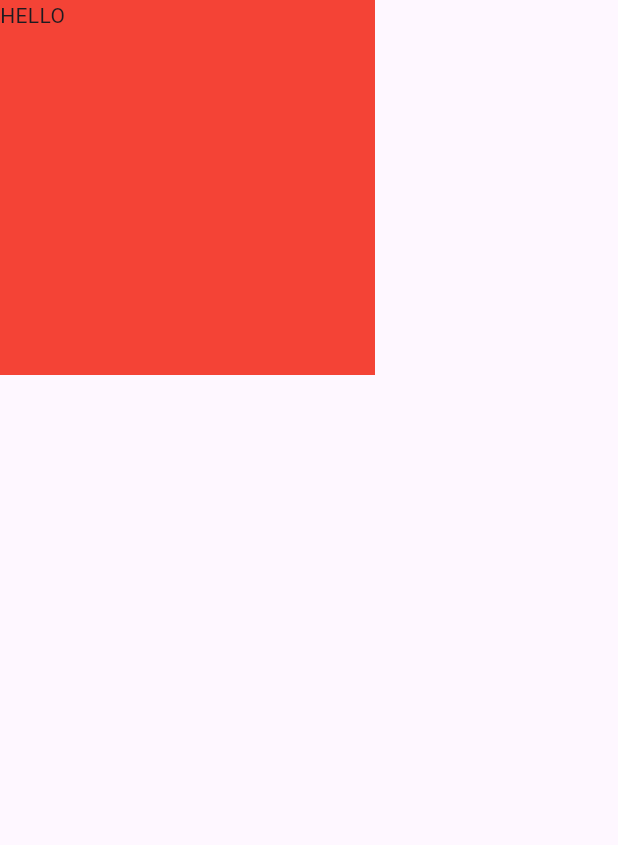
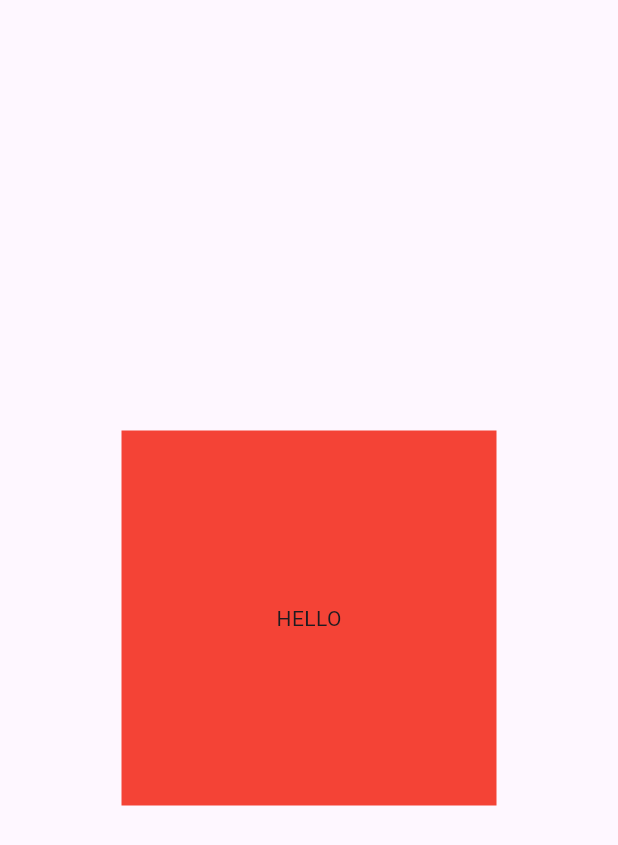
Before and after one commit to IT21280474/Test_App3, a Flutter app: the screen it shows after launch, on a phone screen of 412 x 824 dp. Shown: the top 845 px of the screen. Run offline on Flutter 3.47's test engine with Material 3 defaults, Android fonts, the phone set to English and light mode, and no system bars.

Commit message:
center widget

```diff
--- a/lib/main.dart
+++ b/lib/main.dart
@@ -12,14 +12,18 @@ class MyApp extends StatelessWidget {
     return  MaterialApp(
       title: "space app",
       home: Scaffold(
-        body: Container(
-          height: 250,
-          width: 250,
-          child: const Text("HELLO"),
+        body: Center(
+          child: Container(
+            height: 250,
+            width: 250,
 
-          decoration: BoxDecoration(
-            borderRadius: BorderRadius.circular(0),
-            color: Colors.red,
+
+            decoration: BoxDecoration(
+              borderRadius: BorderRadius.circular(0),
+              color: Colors.red,
+            ),
+
+           child: const Center(child: Text("HELLO")),
           ),
         ),
       ),
```
